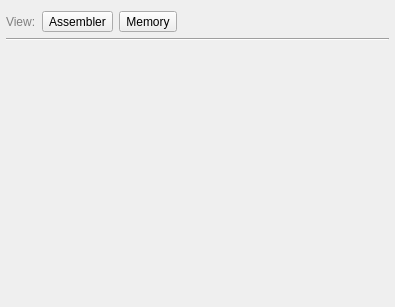
Above: centralwidget.ui from rjaremczak/mo65x before the change. Below: the same form after it.
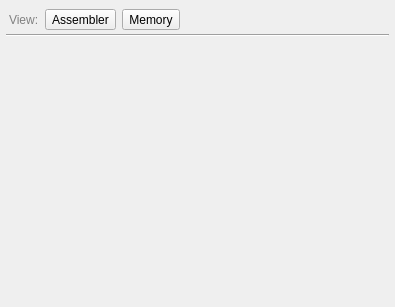
That is the form after the change.

Diff of the .ui file:
```diff
--- a/centralwidget.ui
+++ b/centralwidget.ui
@@ -14,9 +14,15 @@
    <string>Form</string>
   </property>
   <layout class="QVBoxLayout" name="verticalLayout">
+   <property name="spacing">
+    <number>0</number>
+   </property>
    <property name="leftMargin">
     <number>0</number>
    </property>
+   <property name="topMargin">
+    <number>0</number>
+   </property>
    <property name="rightMargin">
     <number>0</number>
    </property>
@@ -25,11 +31,20 @@
    </property>
    <item>
     <layout class="QHBoxLayout" name="horizontalLayout">
+     <property name="spacing">
+      <number>6</number>
+     </property>
      <property name="leftMargin">
-      <number>6</number>
+      <number>9</number>
+     </property>
+     <property name="topMargin">
+      <number>9</number>
      </property>
      <property name="rightMargin">
-      <number>6</number>
+      <number>9</number>
+     </property>
+     <property name="bottomMargin">
+      <number>4</number>
      </property>
      <item>
       <widget class="QLabel" name="label">
```
